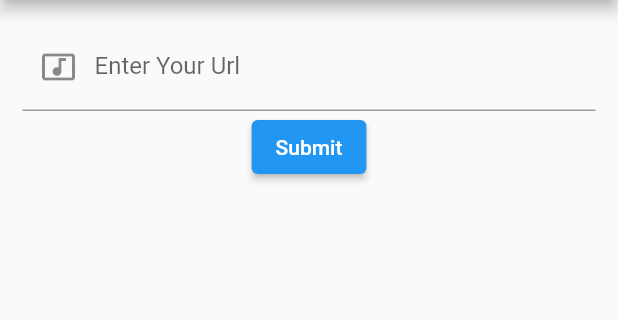
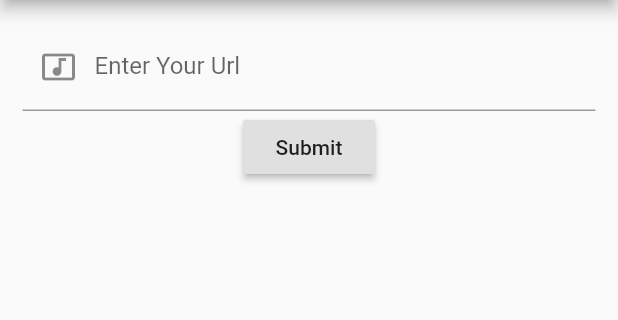
Before and after one commit to sameer1406/YouTUBE_APP, a Flutter app: the screen it shows after launch, on a phone screen of 412 x 824 dp, the part 84-404 px from its top. Run offline on Flutter 3.47's test engine with Material 2 defaults, Android fonts, the phone set to English and light mode, and no system bars; our stand-ins replace fluttertoast, splashscreen; network calls fail.

Commit message:
updated the text view

```diff
--- a/frontend/Youtube_app/lib/main.dart
+++ b/frontend/Youtube_app/lib/main.dart
@@ -80,6 +80,7 @@ class _SecondScreenState extends State<SecondScreen> {
   String title;
   int views;
   var thumbnail;
+  bool _loading = false;
   final _formkey = GlobalKey<FormState>();
   TextEditingController urlTextController = TextEditingController();
   @override
@@ -105,21 +106,21 @@ class _SecondScreenState extends State<SecondScreen> {
                   return null;
                 },
               ),
-              ElevatedButton(
+
+              RaisedButton(
                 onPressed: () async {
                   if (_formkey.currentState.validate()) {
-                    // _formkey.currentState.save();
                     final UrlModel = await passInfo(urlTextController.text);
+                    // _loading ? LinearProgressIndicator() : _urlModel;
+
                     setState(() {
+                      _loading = !_loading;
                       _urlModel = UrlModel;
                       views = _urlModel.views;
                       title = _urlModel.title;
                       thumbnail = _urlModel.thumbnail;
                     });
-
-                    // Image.network("${_urlModel.thumbnail}");
-                    // Text("Title:" "${_urlModel.title}");
-                    // Text("Views:" "${_urlModel.views}");
+                    print(title);
                     Fluttertoast.showToast(
                         msg: "${_urlModel.title}",
                         toastLength: Toast.LENGTH_SHORT,
@@ -135,11 +136,16 @@ class _SecondScreenState extends State<SecondScreen> {
                 },
                 child: Text('Submit'),
               ),
-              // _urlModel.title.toString() == null
-              // ? null
-              title != null ? Text("Title:" "${title}") : Container(),
-              views != null ? Text("Views:" "${views}") : Container(),
-              thumbnail != null ? Image.network("${thumbnail}") : Container(),
+
+              title != null
+                  ? Column(children: <Widget>[Text("Title:" "${title}")])
+                  : Container(),
+              views != null
+                  ? Column(children: <Widget>[Text("Views:" "${views}")])
+                  : Container(),
+              thumbnail != null
+                  ? Container(child: Image.network("${thumbnail}"))
+                  : Container(),
               // title != null
               //     ? ElevatedButton(
               //         onPressed: null,
--- a/frontend/Youtube_app/lib/urlModel.dart
+++ b/frontend/Youtube_app/lib/urlModel.dart
@@ -11,21 +11,19 @@ String urlModelToJson(UrlModel data) => json.encode(data.toJson());
 class UrlModel {
   UrlModel({
     this.data,
-    this.info,
     this.thumbnail,
     this.title,
     this.views,
   });
 
   String data;
-  List<dynamic> info;
+
   String thumbnail;
   String title;
   int views;
 
   factory UrlModel.fromJson(Map<String, dynamic> json) => UrlModel(
         data: json["Data"],
-        info: List<dynamic>.from(json["info"].map((x) => x)),
         thumbnail: json["thumbnail"],
         title: json["title"],
         views: json["views"],
@@ -33,7 +31,6 @@ class UrlModel {
 
   Map<String, dynamic> toJson() => {
         "Data": data,
-        "info": List<dynamic>.from(info.map((x) => x)),
         "thumbnail": thumbnail,
         "title": title,
         "views": views,
--- a/frontend/Youtube_app/pubspec.yaml
+++ b/frontend/Youtube_app/pubspec.yaml
@@ -31,6 +31,7 @@ dependencies:
   splashscreen: ^1.3.5
   http: ^0.12.2
   fluttertoast: ^7.1.6
+  loading: ^1.0.2
 
 
 dev_dependencies:
```
Also changed, not shown: frontend/Youtube_app/pubspec.lock, 9 other files.
